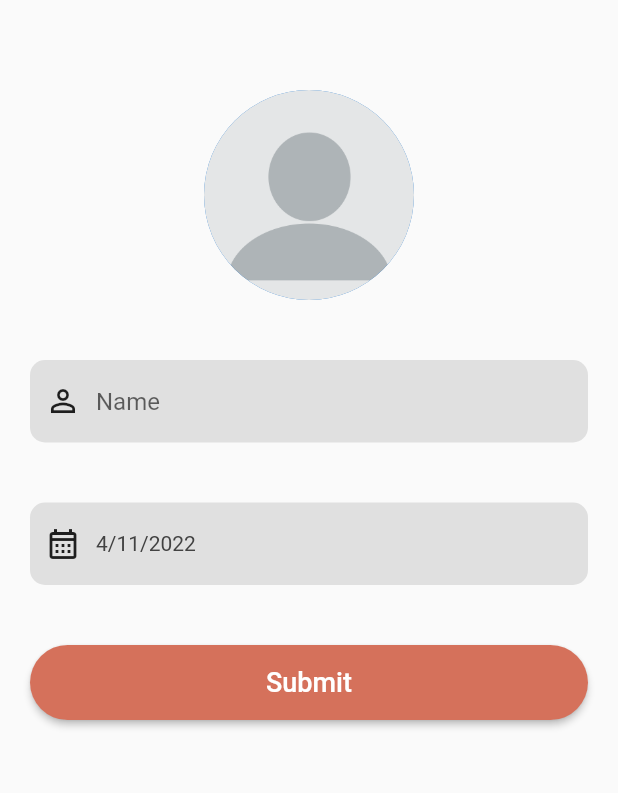
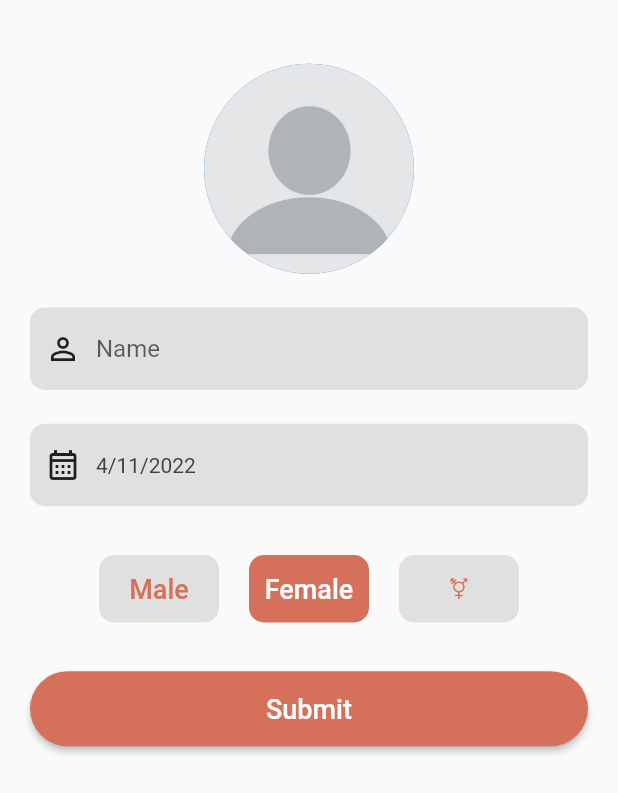
Before and after one commit to ArthVhanesa/phone_login_app, a Flutter app: the ProfileScreen screen opened directly, on a phone screen of 412 x 824 dp. Shown: the top 793 px of the screen. Run offline on Flutter 3.47's test engine with Material 2 defaults, Android fonts, the phone set to English and light mode, and no system bars; our stand-ins replace cloud_firestore, connectivity_plus, firebase_auth, firebase_core, firebase_storage, get and 2 more; accounts and stored records are empty.

Commit message:
+ profile page built

```diff
--- a/lib/screens/profile_screen.dart
+++ b/lib/screens/profile_screen.dart
@@ -7,6 +7,7 @@ import 'package:flutter/cupertino.dart';
 import 'package:flutter/services.dart';
 import 'package:get/get.dart';
 import 'package:image_picker/image_picker.dart';
+import 'package:phone_login_app/screens/home_screen.dart';
 
 class ProfileScreen extends StatefulWidget {
   const ProfileScreen({super.key});
@@ -16,12 +17,16 @@ class ProfileScreen extends StatefulWidget {
 }
 
 class _ProfileScreenState extends State<ProfileScreen> {
+  int selectedIndex = 1;
   TextEditingController nameController = TextEditingController();
   DateTime date = DateTime.now();
   File? image;
   String imgUrl = '';
-  String gender = '';
 
+// List of Gender
+  List<String> genderList = ['Male', 'Female', '⚧'];
+
+// Functon for sending user data to Firebase Firestore
   sendData() async {
     var storageImg = FirebaseStorage.instance.ref().child(image!.path);
     var task = storageImg.putFile(image!);
@@ -31,11 +36,12 @@ class _ProfileScreenState extends State<ProfileScreen> {
     await FirebaseFirestore.instance.collection("users").add({
       'name': nameController.text,
       'img': imgUrl,
-      'gender': gender,
+      'gender': genderList[selectedIndex].toString(),
       'dob': date
     });
   }
 
+// Function for get image from phone
   Future getImage(ImageSource source) async {
     try {
       final image = await ImagePicker().pickImage(source: source);
@@ -58,51 +64,8 @@ class _ProfileScreenState extends State<ProfileScreen> {
             child: Column(
               mainAxisAlignment: MainAxisAlignment.spaceEvenly,
               children: [
-                InkWell(
-                  onTap: () => {
-                    showModalBottomSheet(
-                      isScrollControlled: true,
-                      context: context,
-                      shape: const RoundedRectangleBorder(
-                          borderRadius:
-                              BorderRadius.vertical(top: Radius.circular(15))),
-                      builder: (context) => modalBottomSheet(),
-                    )
-                  },
-                  child: image != null
-                      ? CircleAvatar(
-                          radius: 70,
-                          foregroundImage: FileImage(image!),
-                        )
-                      : const CircleAvatar(
-                          radius: 70,
-                          foregroundImage: AssetImage('assets/profile.webp'),
-                        ),
-                ),
-                Container(
-                  height: 55,
-                  padding: const EdgeInsets.symmetric(horizontal: 10),
-                  decoration: BoxDecoration(
-                    color: Colors.grey.shade300,
-                    borderRadius: BorderRadius.circular(10),
-                  ),
-                  child: Row(
-                    mainAxisAlignment: MainAxisAlignment.center,
-                    children: [
-                      const Icon(Icons.person_outline),
-                      const SizedBox(width: 10),
-                      Expanded(
-                          child: TextField(
-                        controller: nameController,
-                        onChanged: (value) {},
-                        decoration: const InputDecoration(
-                          border: InputBorder.none,
-                          hintText: "Name",
-                        ),
-                      ))
-                    ],
-                  ),
-                ),
+                profileImage(context),
+                nameField(),
                 Container(
                   height: 55,
                   padding: const EdgeInsets.symmetric(horizontal: 10),
@@ -138,6 +101,7 @@ class _ProfileScreenState extends State<ProfileScreen> {
                     ),
                   ),
                 ),
+                genderSelector(),
                 submitButton(context)
               ],
             ),
@@ -147,6 +111,97 @@ class _ProfileScreenState extends State<ProfileScreen> {
     );
   }
 
+  Container nameField() {
+    return Container(
+      height: 55,
+      padding: const EdgeInsets.symmetric(horizontal: 10),
+      decoration: BoxDecoration(
+        color: Colors.grey.shade300,
+        borderRadius: BorderRadius.circular(10),
+      ),
+      child: Row(
+        mainAxisAlignment: MainAxisAlignment.center,
+        children: [
+          const Icon(Icons.person_outline),
+          const SizedBox(width: 10),
+          Expanded(
+              child: TextField(
+            controller: nameController,
+            onChanged: (value) {},
+            decoration: const InputDecoration(
+              border: InputBorder.none,
+              hintText: "Name",
+            ),
+          ))
+        ],
+      ),
+    );
+  }
+
+  InkWell profileImage(BuildContext context) {
+    return InkWell(
+      onTap: () => {
+        showModalBottomSheet(
+          isScrollControlled: true,
+          context: context,
+          shape: const RoundedRectangleBorder(
+              borderRadius: BorderRadius.vertical(top: Radius.circular(15))),
+          builder: (context) => modalBottomSheet(),
+        )
+      },
+      child: image != null
+          ? CircleAvatar(
+              radius: 70,
+              foregroundImage: FileImage(image!),
+            )
+          : const CircleAvatar(
+              radius: 70,
+              foregroundImage: AssetImage('assets/profile.webp'),
+            ),
+    );
+  }
+
+// Gender Selector
+  Wrap genderSelector() {
+    return Wrap(
+      direction: Axis.horizontal,
+      children: List.generate(genderList.length, (index) {
+        return InkWell(
+          onTap: () {
+            setState(() {
+              selectedIndex = index;
+            });
+            // print(selectedIndex);
+          },
+          child: Container(
+            margin: const EdgeInsets.all(10),
+            height: 45,
+            width: 80,
+            decoration: BoxDecoration(
+              color: selectedIndex == index
+                  ? const Color(0xFFd5715b)
+                  : Colors.grey.shade300,
+              borderRadius: BorderRadius.circular(10),
+            ),
+            child: Center(
+              child: Text(
+                genderList[index].toString(),
+                style: TextStyle(
+                  color: selectedIndex == index
+                      ? Colors.white
+                      : const Color(0xFFd5715b),
+                  fontSize: 18,
+                  fontWeight: FontWeight.w500,
+                ),
+              ),
+            ),
+          ),
+        );
+      }),
+    );
+  }
+
+// Submit Button
   SizedBox submitButton(BuildContext context) {
     return SizedBox(
       width: double.infinity,
@@ -157,7 +212,8 @@ class _ProfileScreenState extends State<ProfileScreen> {
               shape: RoundedRectangleBorder(
                   borderRadius: BorderRadius.circular(50))),
           onPressed: () async {
-            // sendData();
+            sendData();
+            Get.off(() => const HomeScreen());
           },
           child: const Text(
             "Submit",
@@ -166,6 +222,7 @@ class _ProfileScreenState extends State<ProfileScreen> {
     );
   }
 
+// Modal bottom for Image selector
   Container modalBottomSheet() {
     return Container(
       height: 150,
@@ -181,6 +238,7 @@ class _ProfileScreenState extends State<ProfileScreen> {
     );
   }
 
+// Image picker option (Camera/Gallery)
   InkWell imagePickerOption(String name, ImageSource source, IconData icon) {
     return InkWell(
       onTap: () => getImage(source),
@@ -189,10 +247,10 @@ class _ProfileScreenState extends State<ProfileScreen> {
         child: Row(
           children: [
             Icon(icon),
-            SizedBox(width: 10),
+            const SizedBox(width: 10),
             Text(
               name,
-              style: TextStyle(fontSize: 20),
+              style: const TextStyle(fontSize: 20),
             )
           ],
         ),
```
Also changed, not shown: lib/screens/home_screen.dart (+23 -0 lines).
